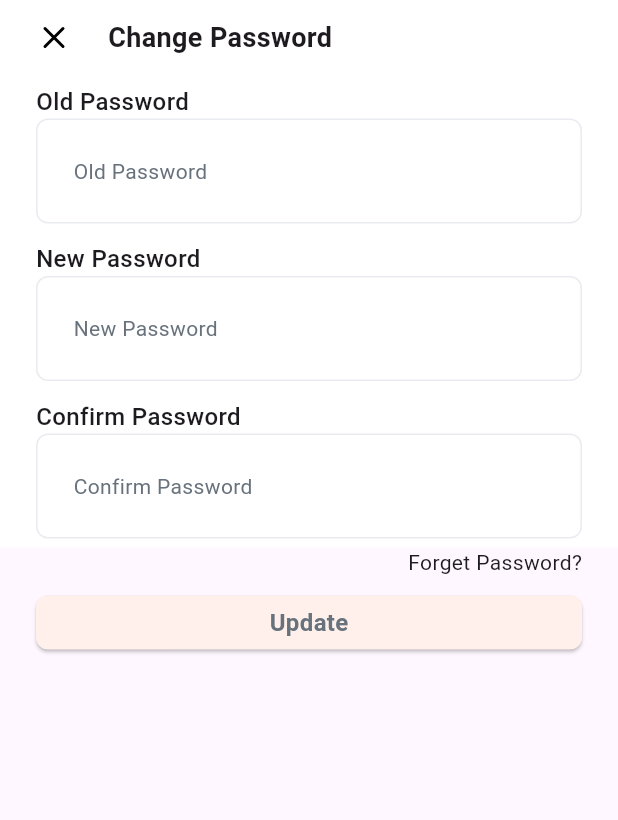
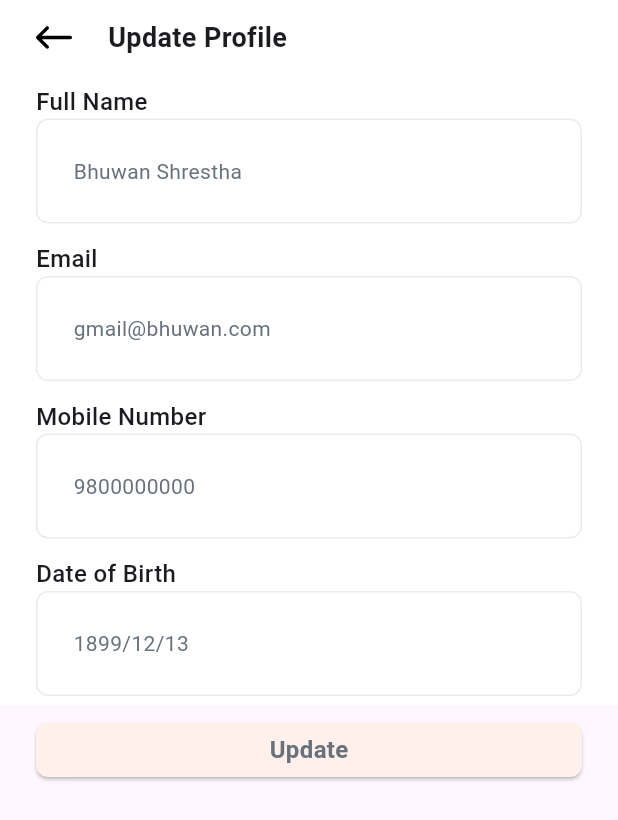
Before and after one commit to alekh09/merodiscountsv2, a Flutter app: the screen it shows after launch, on a phone screen of 412 x 824 dp. Shown: the top 820 px of the screen. Run offline on Flutter 3.47's test engine with Material 3 defaults, Android fonts, the phone set to English and light mode, and no system bars; our stand-ins replace cached_network_image, flutter_svg; Roboto replaces fonts that are missing (SFPro).

Commit message:
update_profile

```diff
--- a/lib/main.dart
+++ b/lib/main.dart
@@ -5,6 +5,7 @@ import 'package:mero_discountsv2/screens/home_page.dart';
 import 'package:mero_discountsv2/screens/more.dart';
 import 'package:mero_discountsv2/screens/policies_sub_page/policies_page.dart';
 import 'package:mero_discountsv2/screens/profile_page/profile_page.dart';
+import 'package:mero_discountsv2/screens/profile_page/update_profile/update_profile.dart';
 import 'package:mero_discountsv2/screens/settings/settings.dart';
 import 'package:mero_discountsv2/screens/sub_about/sub_about.dart';
 import 'package:mero_discountsv2/screens/vendor_about_page/about_vendor.dart';
@@ -23,7 +24,7 @@ class MyApp extends StatelessWidget {
   @override
   Widget build(BuildContext context) {
     return const  MaterialApp(
-      home: ChangePassword(),
+      home: UpdateProfile(),
     );
   }
 }
--- /dev/null
+++ b/lib/screens/profile_page/update_profile/update_profile.dart
@@ -0,0 +1,208 @@
+import 'package:flutter/material.dart';
+import 'package:flutter_svg/svg.dart';
+import 'package:mero_discountsv2/core/constants/color_constants.dart';
+import 'package:mero_discountsv2/core/utils/asset_provider.dart';
+import 'package:mero_discountsv2/core/utils/util.dart';
+import 'package:mero_discountsv2/features/widgets/responsive_text.dart';
+
+class UpdateProfile extends StatelessWidget {
+  const UpdateProfile({super.key});
+
+  @override
+  Widget build(BuildContext context) {
+    return Scaffold(
+      // backgroundColor: Color(0xffF5F5F5),
+      body: SingleChildScrollView(
+        child: SafeArea(
+          child: Column(
+            children: <Widget>[
+              Container(
+                padding: EdgeInsets.symmetric(horizontal: kHorizontalMargin, vertical: kVerticalMargin),
+                color: Colors.white,
+                child: Row(
+                  children: [
+                    SvgPicture.asset(
+                      Assets.svgImages.back_icon
+                    ),
+                    SizedBox(width: kHorizontalMargin,),
+                    ResponsiveText(
+                      "Update Profile",
+                      fontSize: 18,
+                      fontWeight: FontWeight.w700,
+                          )
+                        ],
+                      ),
+                    ),
+                    SizedBox(),
+                    Container(
+                      padding: EdgeInsets.symmetric(horizontal: kHorizontalMargin, vertical: kVerticalMargin/2),
+                      // height: 100,
+                      width: double.infinity,
+                      decoration: BoxDecoration(color: Colors.white),
+                      child: Column(
+                        // mainAxisAlignment: MainAxisAlignment.start,
+                        crossAxisAlignment: CrossAxisAlignment.start,
+                        children: <Widget>[
+                          ResponsiveText(
+                            "Full Name",
+                            fontSize: 16,
+                            fontWeight: FontWeight.w500,
+                            ),
+                            Container(
+                      padding: EdgeInsets.all(kHorizontalMargin),
+                      decoration: BoxDecoration(
+                        borderRadius: BorderRadius.circular(8),
+                        border: Border.all(color: Color(0xffEAEBF0)),
+                        color: Color(0xffFFFFFF),
+                      ),
+                      child: Row(
+                        children: [
+                          ResponsiveText('Bhuwan Shrestha',
+                          fontSize: 14,
+                          fontWeight: FontWeight.w400,
+                          textColor: Color(kBaseLight),
+                          ),
+                        ],
+                      ),
+                    ),
+                  ],
+                )
+              ),
+              Container(
+                padding: EdgeInsets.symmetric(horizontal: kHorizontalMargin, vertical: kVerticalMargin/2),
+                // height: 100,
+                width: double.infinity,
+                decoration: BoxDecoration(color: Colors.white),
+                      child: Column(
+                        // mainAxisAlignment: MainAxisAlignment.start,
+                        crossAxisAlignment: CrossAxisAlignment.start,
+                        children: <Widget>[
+                          ResponsiveText(
+                            "Email",
+                            fontSize: 16,
+                            fontWeight: FontWeight.w500,
+                            ),
+                            Container(
+                      padding: EdgeInsets.all(kHorizontalMargin),
+                      decoration: BoxDecoration(
+                        borderRadius: BorderRadius.circular(8),
+                        border: Border.all(color: Color(0xffEAEBF0)),
+                        color: Color(0xffFFFFFF),
+                      ),
+                      child: Row(
+                        children: [
+                          ResponsiveText('gmail@bhuwan.com',
+                          fontSize: 14,
+                          fontWeight: FontWeight.w400,
+                          textColor: Color(kBaseLight),
+                          ),
+                        ],
+                      ),
+                    ),
+
+                  ],
+                )
+              ),
+              Container(
+                padding: EdgeInsets.symmetric(horizontal: kHorizontalMargin, vertical: kVerticalMargin/2),
+                // height: 100,
+                width: double.infinity,
+                decoration: BoxDecoration(color: Colors.white),
+                child: Column(
+                        // mainAxisAlignment: MainAxisAlignment.start,
+                        crossAxisAlignment: CrossAxisAlignment.start,
+                        children: <Widget>[
+                          ResponsiveText(
+                            "Mobile Number",
+                            fontSize: 16,
+                            fontWeight: FontWeight.w500,
+                            ),
+                            Container(
+                      padding: EdgeInsets.all(kHorizontalMargin),
+                      decoration: BoxDecoration(
+                        borderRadius: BorderRadius.circular(8),
+                        border: Border.all(color: Color(0xffEAEBF0)),
+                        color: Color(0xffFFFFFF),
+                      ),
+                      child: Row(
+                        children: [
+                          ResponsiveText('9800000000',
+                          fontSize: 14,
+                          fontWeight: FontWeight.w400,
+                          textColor: Color(kBaseLight),
+                          ),
+                        ],
+                      ),
+                    ),
+
+                  ],
+                )
+              ),
+              Container(
+                padding: EdgeInsets.symmetric(horizontal: kHorizontalMargin, vertical: kVerticalMargin/2),
+                // height: 100,
+                width: double.infinity,
+                decoration: BoxDecoration(color: Colors.white),
+                child: Column(
+                        // mainAxisAlignment: MainAxisAlignment.start,
+                        crossAxisAlignment: CrossAxisAlignment.start,
+                        children: <Widget>[
+                          ResponsiveText(
+                            "Date of Birth",
+                            fontSize: 16,
+                            fontWeight: FontWeight.w500,
+                            ),
+                            Container(
+                      padding: EdgeInsets.all(kHorizontalMargin),
+                      decoration: BoxDecoration(
+                        borderRadius: BorderRadius.circular(8),
+                        border: Border.all(color: Color(0xffEAEBF0)),
+                        color: Color(0xffFFFFFF),
+                      ),
+                      child: Row(
+                        children: [
+                          ResponsiveText('1899/12/13',
+                          fontSize: 14,
+                          fontWeight: FontWeight.w400,
+                          textColor: Color(kBaseLight),
+                          ),
+                        ],
+                      ),
+                    ),
+
+                  ],
+                )
+              ),
+
+              SizedBox(height: kVerticalMargin,),
+              Container(
+                padding: EdgeInsets.symmetric(horizontal: kHorizontalMargin),
+                height: height * 0.06,
+                width: double.infinity,
+                decoration: BoxDecoration(
+                  borderRadius: BorderRadius.all(Radius.circular(8)),
+                  // color: Colors.amber,
+                ),
+                child: ElevatedButton(
+                  onPressed: (){},
+                  style: ElevatedButton.styleFrom(
+                    foregroundColor: Colors.white, backgroundColor: const Color(0xffFFF0EB), // Text color
+                      shape: RoundedRectangleBorder(
+                      borderRadius: BorderRadius.circular(8.0),
+                    ),
+                  ),
+                  child:
+                  ResponsiveText("Update",
+                  fontSize: 16,
+                  fontWeight: FontWeight.w600,
+                  textColor: Color(kBaseLight),
+                  )),
+              )
+
+            ]
+          ),
+        ),
+      ),
+    );
+  }
+}
```
